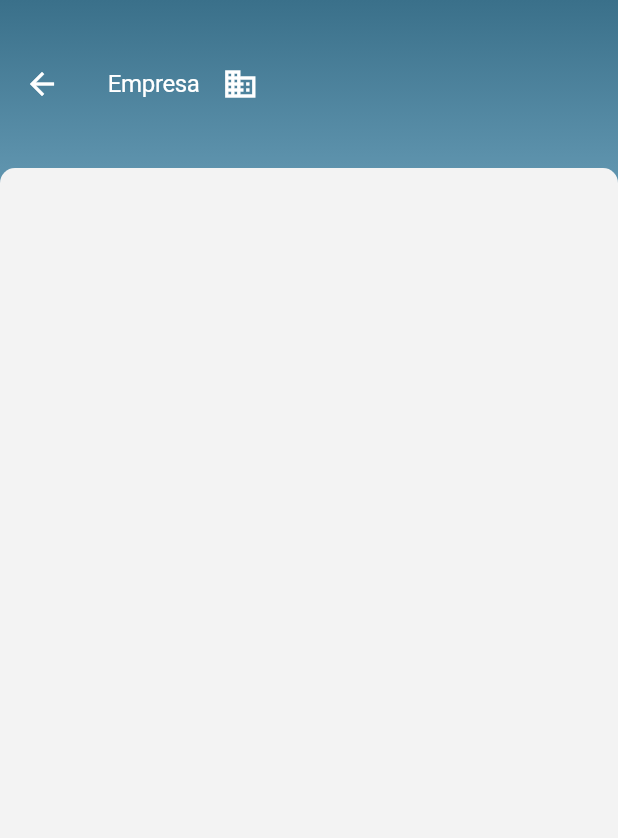
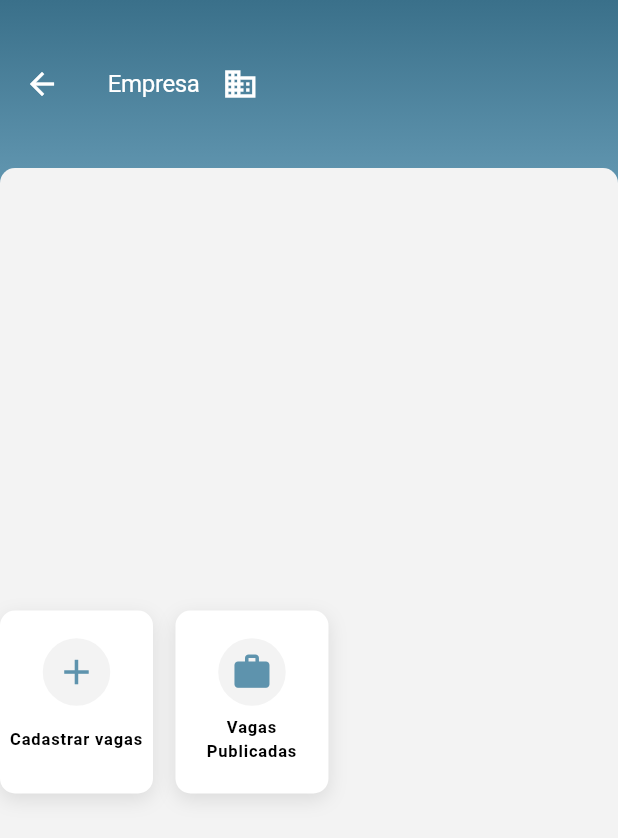
Before and after one commit to matheus-haruki/techjobs_flutter, a Flutter app: the EmpresaScreen screen opened by its route, on a phone screen of 412 x 824 dp. Shown: the top 838 px of the screen. Run offline on Flutter 3.47's test engine with Material 3 defaults, Android fonts, the phone set to English and light mode, and no system bars; our stand-ins replace flutter_advanced_switch, flutter_secure_storage, flutter_svg; accounts and stored records are empty.

Commit message:
EmpresaScreen

```diff
--- /dev/null
+++ b/lib/components/btn_quadrado.dart
@@ -0,0 +1,93 @@
+import 'package:flutter/material.dart';
+import 'package:TechJobs/constants.dart';
+
+class BtnPadraoSquare extends StatelessWidget {
+  final bool visible;
+  final Function() onTap;
+  final IconData icon;
+  final Color iconColor;
+  final Color bgIconColor;
+  final bool isLoading;
+  final String textBtn;
+  final String secondTextBtn;
+
+  const BtnPadraoSquare({
+    super.key,
+    this.visible = true,
+    required this.onTap,
+    required this.icon,
+    this.iconColor = kCorPrimaria,
+    this.bgIconColor = kCorSecundariaFundo,
+    this.isLoading = false,
+    required this.textBtn,
+    this.secondTextBtn = "",
+  });
+
+  @override
+  Widget build(BuildContext context) {
+    double baseWidth = 400;
+    double fem = MediaQuery.of(context).size.width / baseWidth;
+    double ffem = fem * 0.97;
+    return Visibility(
+      visible: visible,
+      child: GestureDetector(
+        onTap: onTap,
+        child: Container(
+          margin: EdgeInsets.only(right: 15 * ffem),
+          width: 102,
+          height: 122,
+          decoration: const BoxDecoration(
+            color: kBranco,
+            borderRadius: BorderRadius.all(Radius.circular(10)),
+            boxShadow: [BoxShadow(color: Color(0x19000000), blurRadius: 10, offset: Offset(0, 4), spreadRadius: 0)],
+          ),
+          child: Column(
+            mainAxisAlignment: MainAxisAlignment.center,
+            crossAxisAlignment: CrossAxisAlignment.center,
+            children: [
+              Stack(
+                alignment: AlignmentDirectional.center,
+                children: [
+                  Container(
+                    decoration: BoxDecoration(
+                      color: bgIconColor,
+                      borderRadius: BorderRadius.circular(100), // Define o raio em pixels
+                    ),
+                    width: 45,
+                    height: 45,
+                  ),
+                  Icon(
+                    icon, // Usa diretamente a propriedade IconData
+                    color: iconColor,
+                    size: 28 * ffem, // Ajuste o tamanho conforme necessário
+                  ),
+                ],
+              ),
+              Container(
+                height: 35,
+                margin: EdgeInsets.only(top: 5 * ffem),
+                padding: EdgeInsets.only(left: 5 * ffem, right: 5 * ffem),
+                child: Column(
+                  mainAxisAlignment: MainAxisAlignment.center,
+                  children: [
+                    Text(
+                      textBtn,
+                      textAlign: TextAlign.center,
+                      style: const TextStyle(
+                        color: Colors.black,
+                        fontSize: 11,
+                        fontFamily: 'Roboto',
+                        fontWeight: FontWeight.w700,
+                        letterSpacing: 0.56, // Use Estilos.preto, se estiver definido em outro lugar.
+                      ),
+                    ),
+                  ],
+                ),
+              ),
+            ],
+          ),
+        ),
+      ),
+    );
+  }
+}
--- a/lib/screens/empresa_screen.dart
+++ b/lib/screens/empresa_screen.dart
@@ -1,5 +1,6 @@
 import 'package:flutter/material.dart';
 import 'package:TechJobs/constants.dart';
+import 'package:TechJobs/components/btn_quadrado.dart';
 
 class EmpresaScreen extends StatefulWidget {
   static const String id = 'empresa_screen';
@@ -26,7 +27,51 @@ class _EmpresaScreenState extends State<EmpresaScreen> {
                   color: kCorFundo, // Adicionado: cor do container
                   borderRadius: BorderRadius.only(topLeft: Radius.circular(10), topRight: Radius.circular(10)),
                 ), // Corrigido: fechamento da decoration
-                child: Row(crossAxisAlignment: CrossAxisAlignment.center),
+                child: Row(
+                  crossAxisAlignment: CrossAxisAlignment.center,
+                  children: [
+                    //TODO: Fazer implementação dos botões
+                    BtnPadraoSquare(
+                      onTap: () {
+                        // Ação ao clicar no botão
+                      },
+                      icon: Icons.add,
+                      textBtn: 'Cadastrar vagas',
+                      secondTextBtn: 'publicadas',
+                      iconColor: kCorPrimaria,
+                      bgIconColor: kCorFundo,
+                    ),
+                    BtnPadraoSquare(
+                      onTap: () {
+                        // Ação ao clicar no botão
+                      },
+                      icon: Icons.work,
+                      textBtn: 'Vagas Publicadas',
+                      secondTextBtn: 'publicadas',
+                      iconColor: kCorPrimaria,
+                      bgIconColor: kCorFundo,
+                    ),
+                    // BtnPadraoSquare(
+                    //   onTap: () {
+                    //     // Ação ao clicar no botão
+                    //   },
+                    //   icon: 'assets/icons/candidatos.svg',
+                    //   textBtn: 'Candidatos',
+                    //   secondTextBtn: 'recebidos',
+                    //   iconColor: kCorPrimaria,
+                    //   bgIconColor: kCorFundo,
+                    // ),
+                    // BtnPadraoSquare(
+                    //   onTap: () {
+                    //     // Ação ao clicar no botão
+                    //   },
+                    //   icon: 'assets/icons/estatisticas.svg',
+                    //   textBtn: 'Estatísticas',
+                    //   iconColor: kCorPrimaria,
+                    //   bgIconColor: kCorFundo,
+                    // ),
+                  ],
+                ),
               ),
             ),
           ],
```
